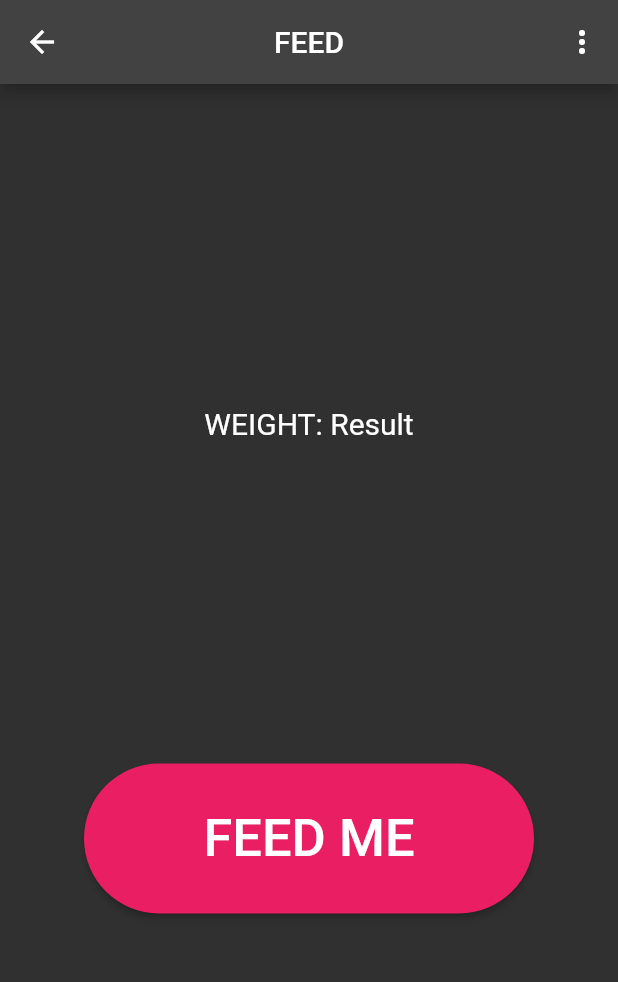
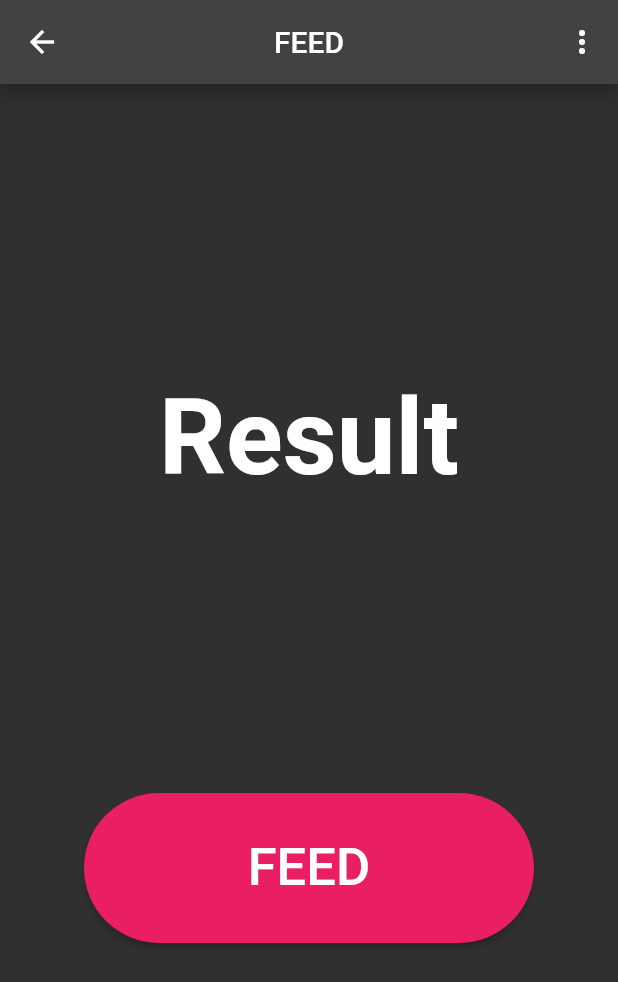
Before and after one commit to Chaaang/Thesis-mobileapp-final, a Flutter app: the Feed screen opened directly, on a phone screen of 412 x 824 dp. Shown: the top 982 px of the screen. Run offline on Flutter 3.47's test engine with Material 2 defaults, Android fonts, the phone set to English and light mode, and no system bars; our stand-ins replace firebase_core, firebase_database, firebase_messaging, flutter_local_notifications, fluttertoast, percent_indicator; accounts and stored records are empty.

Commit message:
chore: edit font size

```diff
--- a/pigs/lib/screens/cage1/feed1.dart
+++ b/pigs/lib/screens/cage1/feed1.dart
@@ -63,8 +63,6 @@ class _FeedState extends State<Feed> {
               onSelected: (item) => onSelected(context, item),
               itemBuilder: (context) => [
                     const PopupMenuItem<int>(value: 0, child: Text("Settings")),
-                    const PopupMenuItem<int>(
-                        value: 1, child: Text("Contact Us"))
                   ])
         ],
       ),
@@ -72,12 +70,12 @@ class _FeedState extends State<Feed> {
         child:
             Column(mainAxisAlignment: MainAxisAlignment.spaceEvenly, children: [
           Text(
-            "WEIGHT: " + display,
-            style: const TextStyle(fontSize: 20),
+            display,
+            style: const TextStyle(fontSize: 70, fontWeight: FontWeight.bold),
           ),
           ElevatedButton(
             child: const Text(
-              "FEED ME",
+              "FEED",
               style: TextStyle(fontSize: 35),
             ),
             onPressed: () {
@@ -120,9 +118,6 @@ class _FeedState extends State<Feed> {
         Navigator.push(
             context, MaterialPageRoute(builder: (context) => SettingsPage()));
         break;
-      case 1:
-        Navigator.push(
-            context, MaterialPageRoute(builder: (context) => SettingsPage()));
     }
   }
 }
```
